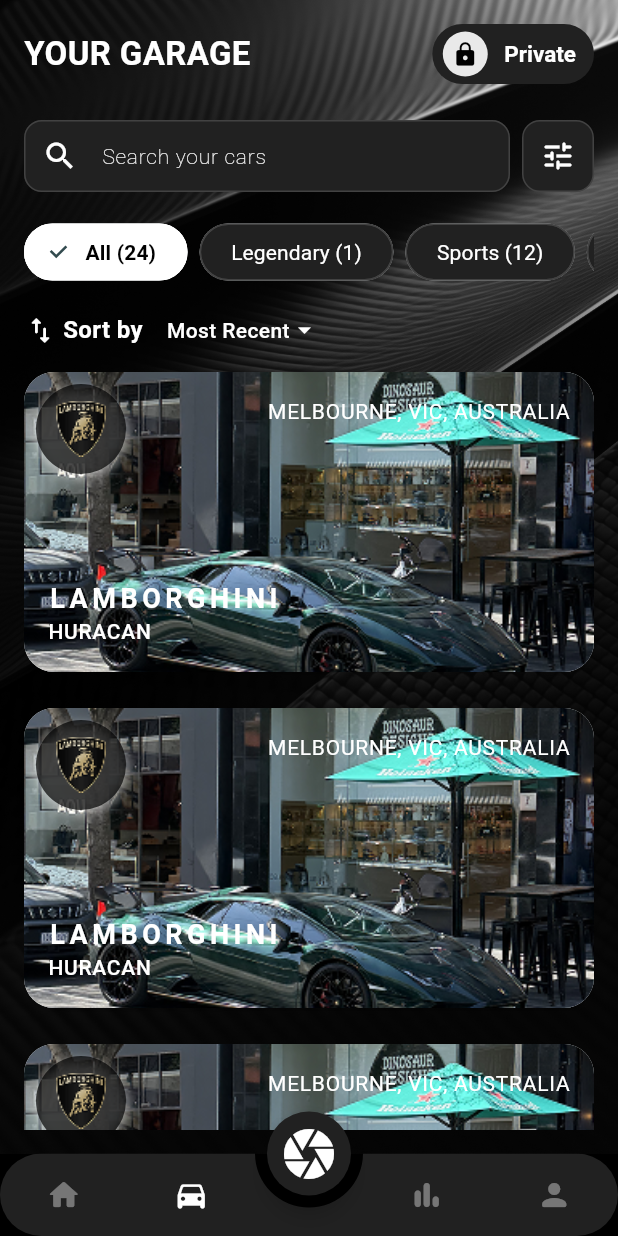
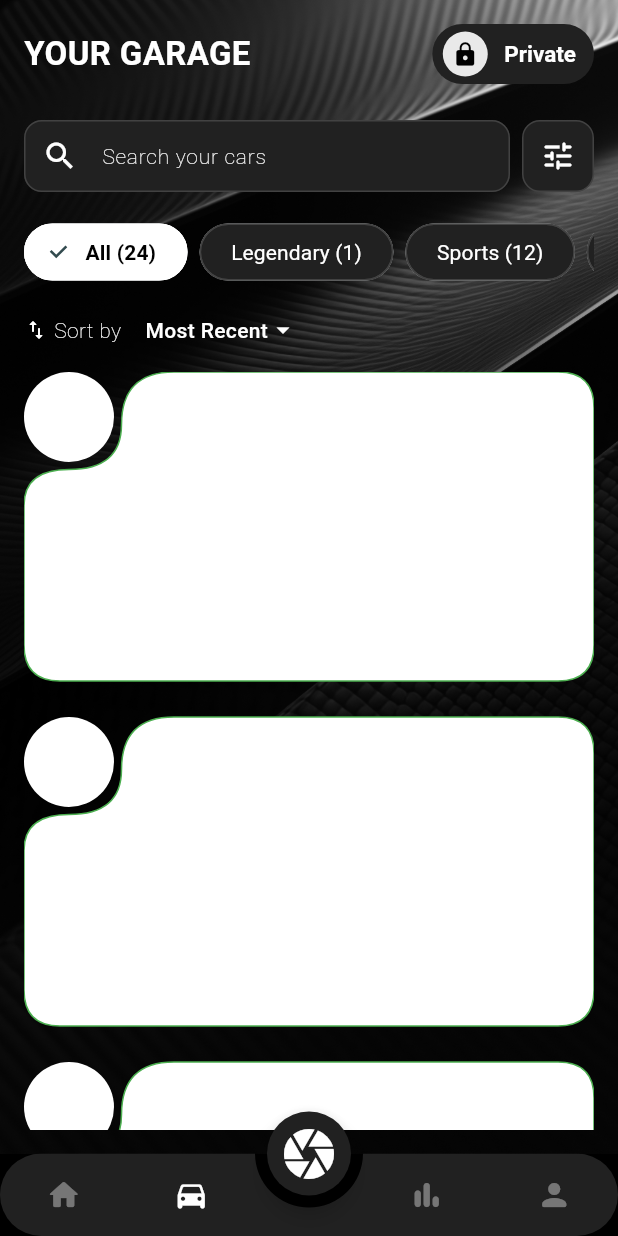
Before and after one commit to sabikrahat/riderspotr, a Flutter app: the GarageScreen screen opened by its route, after a tap on "Public", on a phone screen of 412 x 824 dp. Run offline on Flutter 3.47's test engine with Material 3 defaults, Android fonts, the phone set to English and light mode, and no system bars; drawn by our look-alikes of animated_bottom_navigation_bar, toastification; our stand-ins replace camera, flutter_riverpod, flutter_svg, form_builder_validators, gap, go_router and 7 more; missing offline and left inert: arc_progress_bar_new; accounts and stored records are empty; generated files the repository leaves out were written again; Roboto replaces fonts that are missing (Montserrat).

Commit message:
started car card

```diff
--- a/lib/presentation/pages/auth/otp_screen.dart
+++ b/lib/presentation/pages/auth/otp_screen.dart
@@ -157,7 +157,11 @@
                                         );
 
                                     if (context.mounted) {
-                                      context.push(AboutYouScreen.routeName);
+                                      if (widget.params.shouldCreateUser) {
+                                        context.push(AboutYouScreen.routeName);
+                                      } else {
+                                        context.push('/');
+                                      }
                                     }
                                   } on KException catch (e) {
                                     showErrorMessage(e.message);
--- a/lib/presentation/pages/garage/garage_screen.dart
+++ b/lib/presentation/pages/garage/garage_screen.dart
@@ -73,7 +73,10 @@
                           style: const TextStyle(color: Colors.white),
                           decoration: InputDecoration(
                             hintText: 'Search your cars',
-                            hintStyle: TextStyle(color: Colors.white, fontSize: 14),
+                            hintStyle: TextStyle(
+                              color: Colors.white,
+                              fontSize: 14,
+                            ),
                             filled: true,
                             fillColor: Colors.grey[900],
                             prefixIcon: Icon(Icons.search, color: Colors.white),
@@ -83,15 +86,24 @@
                             ),
                             border: OutlineInputBorder(
                               borderRadius: BorderRadius.circular(12),
-                              borderSide: BorderSide(color: Colors.grey[800]!, width: 1),
+                              borderSide: BorderSide(
+                                color: Colors.grey[800]!,
+                                width: 1,
+                              ),
                             ),
                             enabledBorder: OutlineInputBorder(
                               borderRadius: BorderRadius.circular(12),
-                              borderSide: BorderSide(color: Colors.grey[800]!, width: 1),
+                              borderSide: BorderSide(
+                                color: Colors.grey[800]!,
+                                width: 1,
+                              ),
                             ),
                             focusedBorder: OutlineInputBorder(
                               borderRadius: BorderRadius.circular(12),
-                              borderSide: BorderSide(color: Colors.grey[800]!, width: 1),
+                              borderSide: BorderSide(
+                                color: Colors.grey[800]!,
+                                width: 1,
+                              ),
                             ),
                           ),
                         ),
@@ -102,9 +114,15 @@
                         decoration: BoxDecoration(
                           color: Colors.grey[900],
                           borderRadius: BorderRadius.circular(12),
-                          border: Border.all(color: Colors.grey[800]!, width: 1),
+                          border: Border.all(
+                            color: Colors.grey[800]!,
+                            width: 1,
+                          ),
                         ),
-                        child: const Icon(Icons.tune_rounded, color: Colors.white),
+                        child: const Icon(
+                          Icons.tune_rounded,
+                          color: Colors.white,
+                        ),
                       ),
                     ],
                   ),
@@ -128,7 +146,9 @@
                             },
                             labelStyle: TextStyle(
                               color: isSelected ? Colors.black : Colors.white,
-                              fontWeight: isSelected ? FontWeight.bold : FontWeight.normal,
+                              fontWeight: isSelected
+                                  ? FontWeight.bold
+                                  : FontWeight.normal,
                               fontSize: 14,
                             ),
                             backgroundColor: Colors.grey[900],
@@ -136,11 +156,16 @@
                             shape: RoundedRectangleBorder(
                               borderRadius: BorderRadius.circular(20),
                               side: BorderSide(
-                                color: isSelected ? Colors.white : Colors.grey[800]!,
+                                color: isSelected
+                                    ? Colors.white
+                                    : Colors.grey[800]!,
                                 width: 1,
                               ),
                             ),
-                            padding: const EdgeInsets.symmetric(horizontal: 12, vertical: 8),
+                            padding: const EdgeInsets.symmetric(
+                              horizontal: 12,
+                              vertical: 8,
+                            ),
                           ),
                         );
                       }).toList(),
@@ -151,15 +176,15 @@
                   // Sort Options
                   Row(
                     children: [
-                      Icon(Icons.swap_vert_rounded, color: Colors.white, size: 22),
+                      Icon(
+                        Icons.swap_vert_rounded,
+                        color: Colors.white,
+                        size: 16,
+                      ),
                       Gap(4),
                       Text(
                         'Sort by',
-                        style: context.textTheme.bodyMedium?.copyWith(
-                          color: Colors.white,
-                          fontSize: 16,
-                          fontWeight: FontWeight.bold,
-                        ),
+                        style: context.textTheme.bodyMedium,
                       ),
                       Gap(16),
                       DropdownButton<String>(
@@ -174,7 +199,11 @@
                         },
                         underline: const SizedBox.shrink(),
                         dropdownColor: Colors.grey[900],
-                        icon: const Icon(Icons.arrow_drop_down, color: Colors.white, size: 20),
+                        icon: const Icon(
+                          Icons.arrow_drop_down,
+                          color: Colors.white,
+                          size: 20,
+                        ),
                         style: context.textTheme.bodyMedium?.copyWith(
                           color: Colors.white,
                           fontSize: 15,
@@ -185,7 +214,10 @@
                             value: option,
                             child: Text(
                               option,
-                              style: const TextStyle(color: Colors.white, fontSize: 14),
+                              style: const TextStyle(
+                                color: Colors.white,
+                                fontSize: 14,
+                              ),
                             ),
                           );
                         }).toList(),
--- a/lib/presentation/widgets/shared/car_card.dart
+++ b/lib/presentation/widgets/shared/car_card.dart
@@ -2,99 +2,119 @@
 import '../../../core/extensions.dart';
 
 class CarCard extends StatelessWidget {
-  const CarCard({
-    super.key,
-    this.imgPath = 'assets/images/lamborghini-hurcan.png',
-    this.address = 'MELBOURNE, VIC, AUSTRALIA',
-    this.brand = 'LAMBORGHINI',
-    this.model = 'HURACAN',
-    this.badgePath = 'assets/images/lamborghini.png',
-  });
-
-  final String imgPath;
-  final String address;
-  final String brand;
-  final String model;
-  final String badgePath;
-
+  const CarCard({super.key});
   @override
   Widget build(BuildContext context) {
-    return Column(
+    return Stack(
       children: [
-        Stack(
-          children: [
-            Card(
-              margin: EdgeInsets.zero,
-              shape: RoundedRectangleBorder(borderRadius: BorderRadius.circular(20)),
-              child: ClipRRect(
-                borderRadius: BorderRadius.circular(20),
-                child: Image.asset(
-                  imgPath,
-                  height: 200,
-                  width: double.infinity,
-                  fit: BoxFit.cover,
-                ),
-              ),
-            ),
-            Positioned(
-              top: 16,
-              right: 16,
-              child: Text(
-                address,
-                style: context.textTheme.bodyLarge?.copyWith(
-                  fontSize: 14,
-                  fontWeight: FontWeight.w400,
-                ),
-              ),
-            ),
-            Positioned(
-              bottom: 16,
-              left: 16,
-              child: Column(
-                crossAxisAlignment: CrossAxisAlignment.start,
-                children: [
-                  Text(
-                    brand,
-                    style: context.textTheme.headlineSmall?.copyWith(
-                      color: Colors.white,
-                      fontWeight: FontWeight.bold,
-                    ),
-                  ),
-                  Text(
-                    model,
-                    style: context.textTheme.bodyLarge?.copyWith(
-                      fontSize: 14,
-                      fontWeight: FontWeight.w500,
-                    ),
-                  ),
-                ],
-              ),
-            ),
-            Positioned(
-              left: 8,
-              top: 8,
-              child: Container(
-                decoration: BoxDecoration(
-                  color: Colors.black.withValues(alpha: 0.7),
-                  borderRadius: BorderRadius.circular(45),
-                  boxShadow: [
-                    BoxShadow(
-                      color: Colors.white.withValues(alpha: 0.6),
-                      blurRadius: 6,
-                      offset: const Offset(0, 3),
-                    ),
-                  ],
-                ),
-                child: Image.asset(
-                  badgePath,
-                  height: 60,
-                  width: 60,
-                ),
-              ),
-            ),
-          ],
+        CircleAvatar(
+          backgroundColor: Colors.white,
+          radius: 30,
+        ),
+        SizedBox(
+          height: context.height * 0.25,
+          width: context.width,
+          child: CustomPaint(
+            painter: CardShape(),
+          ),
         ),
       ],
     );
   }
 }
+
+class CardShape extends CustomPainter {
+  @override
+  void paint(Canvas canvas, Size size) {
+    const double cornerRadius = 24.0;
+    const double cutoutWidth = 65.0;
+    const double cutoutHeight = 65.0;
+    const double cutoutRadius = 35.0;
+
+    final path = Path();
+
+    // Start from left edge, below the cutout area
+    path.moveTo(0, cutoutHeight + cornerRadius);
+
+    // Left edge down to bottom-left corner
+    path.lineTo(0, size.height - cornerRadius);
+
+    // Bottom-left corner
+    path.quadraticBezierTo(0, size.height, cornerRadius, size.height);
+
+    // Bottom edge
+    path.lineTo(size.width - cornerRadius, size.height);
+
+    // Bottom-right corner
+    path.quadraticBezierTo(
+      size.width,
+      size.height,
+      size.width,
+      size.height - cornerRadius,
+    );
+
+    // Right edge up to top-right corner
+    path.lineTo(size.width, cornerRadius);
+
+    // Top-right corner
+    path.quadraticBezierTo(size.width, 0, size.width - cornerRadius, 0);
+
+    // Top edge from right to the cutout area
+    path.lineTo(cutoutWidth + cutoutRadius, 0);
+
+    // First inward curve (top-right of cutout)
+    path.quadraticBezierTo(
+      cutoutWidth,
+      0,
+      cutoutWidth,
+      cutoutRadius,
+    );
+
+    // Right edge of cutout going down
+    // path.lineTo(cutoutWidth, cutoutHeight - cutoutRadius);
+
+    // Second inward curve (bottom-right of cutout)
+    path.quadraticBezierTo(
+      cutoutWidth,
+      cutoutHeight,
+      cutoutWidth - cutoutRadius,
+      cutoutHeight,
+    );
+
+    // Bottom edge of cutout going left
+    // path.lineTo(cutoutRadius, cutoutHeight);
+
+    // Third inward curve (bottom-left of cutout)
+    path.quadraticBezierTo(
+      0,
+      cutoutHeight,
+      0,
+      cutoutHeight + cornerRadius,
+    );
+
+    // Close the path (will connect back to start point)
+    path.close();
+
+    // Fill painter
+    final bodyPainter = Paint()
+      ..color = Colors
+          .white //charcol
+      ..style = PaintingStyle.fill;
+
+    canvas.drawPath(path, bodyPainter);
+
+    // // Border painter
+    final borderPainter = Paint()
+      ..color = Colors
+          .green //borderGrey
+      ..style = PaintingStyle.stroke
+      ..strokeWidth = 1.0;
+
+    canvas.drawPath(path, borderPainter);
+  }
+
+  @override
+  bool shouldRepaint(covariant CustomPainter oldDelegate) {
+    return false;
+  }
+}
```
Also changed, not shown: 2 other files.
